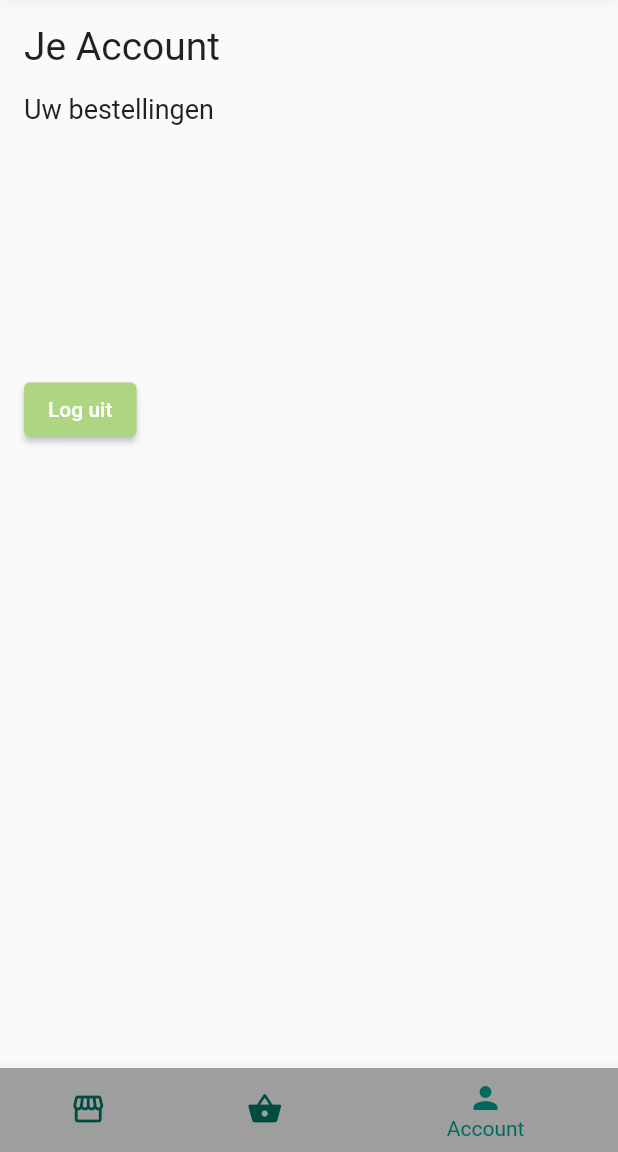
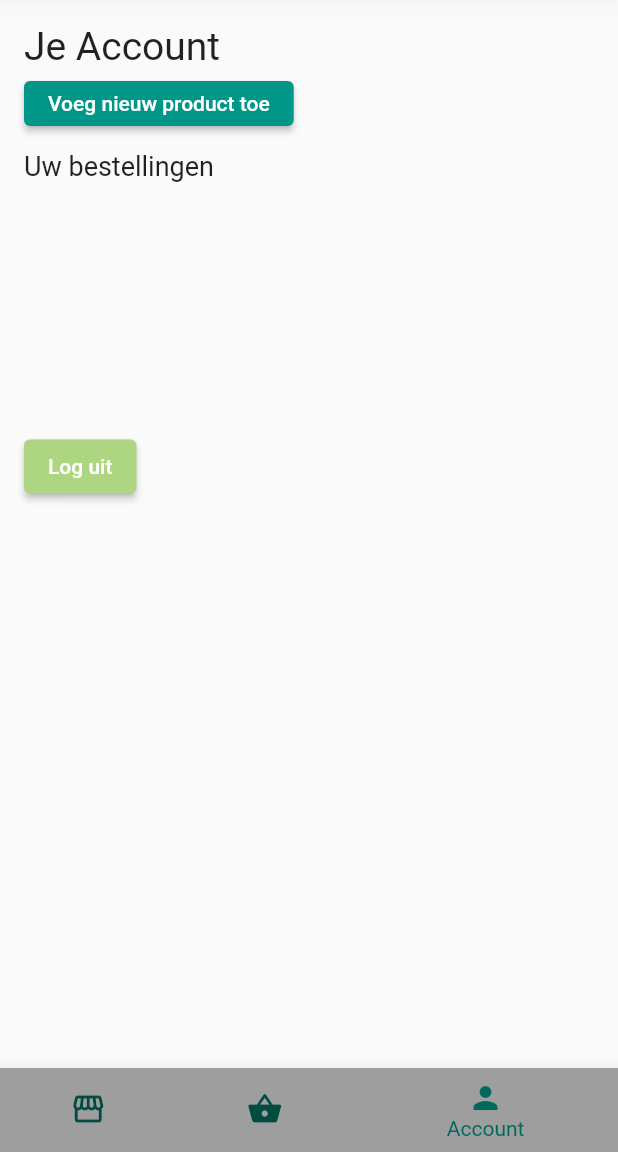
Before and after one commit to oletimmers/awesome_webshop_flutter, a Flutter app: the MainScreen screen opened by its route, item 3 of the bottom bar chosen, on a phone screen of 412 x 824 dp, the part 84-1236 px from its top. Run offline on Flutter 3.47's test engine with Material 2 defaults, Android fonts, the phone set to English and light mode, and no system bars; drawn by our look-alikes of modal_progress_hud_nsn; our stand-ins replace badges, cloud_firestore, firebase_auth, firebase_core, google_fonts, image_picker; accounts and stored records are empty; network calls fail.

Commit message:
app done

```diff
--- a/lib/components/account_screen/user_orders.dart
+++ b/lib/components/account_screen/user_orders.dart
@@ -12,7 +12,6 @@ class UserOrders extends StatefulWidget {
 }
 
 class _UserOrdersState extends State<UserOrders> {
-  bool showSpinner = true;
 
   List<Widget> orderWidgets = [];
 
@@ -38,7 +37,6 @@ class _UserOrdersState extends State<UserOrders> {
       ));
     }
     setState(() {
-      showSpinner = false;
       orderWidgets = newOrderWidgets;
     });
   }
@@ -56,13 +54,10 @@ class _UserOrdersState extends State<UserOrders> {
                 fontSize: 18
             ),
           ),
-          ModalProgressHUD(
-            inAsyncCall: showSpinner,
-            child: SizedBox(
-              height: 150.0,
-              child: ListView(
-                children: orderWidgets,
-              ),
+          SizedBox(
+            height: 150.0,
+            child: ListView(
+              children: orderWidgets,
             ),
           ),
         ],
--- a/lib/main.dart
+++ b/lib/main.dart
@@ -2,6 +2,7 @@ import 'package:awesome_webshop/models/winkelmandje.dart';
 import 'package:awesome_webshop/screens/account_screen.dart';
 import 'package:awesome_webshop/screens/login_screen.dart';
 import 'package:awesome_webshop/screens/main_screen.dart';
+import 'package:awesome_webshop/screens/new_product_screen.dart';
 import 'package:awesome_webshop/screens/products_screen.dart';
 import 'package:awesome_webshop/screens/registration_screen.dart';
 import 'package:awesome_webshop/screens/shopping_cart_screen.dart';
@@ -25,6 +26,7 @@ class MyApp extends StatelessWidget {
     return ChangeNotifierProvider<Winkelmandje>(
       create: (_) => Winkelmandje(),
       child: MaterialApp(
+        debugShowCheckedModeBanner: false,
         title: 'Awesome Webshop',
         theme: ThemeData(
           // This is the theme of your application.
@@ -51,6 +53,7 @@ class MyApp extends StatelessWidget {
           AccountScreen.id: (context) => MainScreen(initialIndex: 2,),
           RegistrationScreen.id: (context) => RegistrationScreen(),
           LoginScreen.id: (context) => LoginScreen(),
+          NewProductScreen.id: (context) => NewProductScreen(),
         },
       ),
     );
--- a/lib/screens/account_screen.dart
+++ b/lib/screens/account_screen.dart
@@ -6,6 +6,8 @@ import 'package:awesome_webshop/service/auth_service.dart';
 import 'package:flutter/material.dart';
 import 'package:firebase_auth/firebase_auth.dart';
 import 'package:google_fonts/google_fonts.dart';
+
+import 'new_product_screen.dart';
 
 FirebaseAuth auth = FirebaseAuth.instance;
 
@@ -18,19 +20,49 @@ class AccountScreen extends StatefulWidget {
 
 class _AccountScreenState extends State<AccountScreen> {
 
+  bool showAdminFunctions = false;
 
   @override
-  Widget build(BuildContext context) {
+  void initState() {
+    super.initState();
+    checkAdmin();
+  }
+
+  void checkAdmin() async {
+    bool isAdmin = await AuthService.instance.isUserAdmin();
+    setState(() {
+      showAdminFunctions = isAdmin;
+    });
+  }
+
+  Widget getAdminFunction() {
+    if (!showAdminFunctions) {
+      return SizedBox();
+    } else {
       return Container(
-      padding: EdgeInsets.all(16.0),
-      child: Column(
-        crossAxisAlignment: CrossAxisAlignment.start,
-        children: AuthService.instance.isLoggedInWithEmail() ? [
-          Text('Je Account',
+        padding: EdgeInsets.only(top: 8.0),
+        height: 38.0,
+        child: ElevatedButton(
+            style: ButtonStyle(
+              backgroundColor:
+              MaterialStateProperty.all<Color>(Colors.teal),
+            ),
+            onPressed: () {
+              Navigator.pushNamed(context, NewProductScreen.id);
+            },
+            child: Text('Voeg nieuw product toe'),
+        ),
+      );
+    }
+  }
+
+  List<Widget> getAccountInfo() {
+    return [Text('Je Account',
       style: GoogleFonts.roboto(
           fontSize: 26
       ),
     ),
+      getAdminFunction(),
       UserOrders(),
       ElevatedButton(
           style: ButtonStyle(
@@ -43,8 +75,11 @@ class _AccountScreenState extends State<AccountScreen> {
           },
           child: Text('Log uit')
       ),
-        ] :
-        [
+    ];
+  }
+
+  List<Widget> getLoginAndRegisterWidgets() {
+    return [
       Padding(
         padding: const EdgeInsets.only(bottom: 8.0),
         child: Text('Je bent niet ingelogd, maak een account aan of log in met een bestaand account.',
@@ -92,7 +127,17 @@ class _AccountScreenState extends State<AccountScreen> {
           );
         },
       ),
-        ]
+    ];
+  }
+
+
+  @override
+  Widget build(BuildContext context) {
+    return Container(
+      padding: EdgeInsets.all(16.0),
+      child: Column(
+        crossAxisAlignment: CrossAxisAlignment.start,
+        children: AuthService.instance.isLoggedInWithEmail() ? getAccountInfo() : getLoginAndRegisterWidgets()
         ,
       ),
     );
--- a/lib/service/auth_service.dart
+++ b/lib/service/auth_service.dart
@@ -1,3 +1,4 @@
+import 'package:awesome_webshop/service/firestore_service.dart';
 import 'package:firebase_auth/firebase_auth.dart';
 
 class AuthService {
@@ -13,4 +14,8 @@ class AuthService {
     }
   }
 
+  Future<bool> isUserAdmin() async {
+    return FirestoreService.instance.doeAdminExist();
+  }
+
 }
--- a/lib/service/firestore_service.dart
+++ b/lib/service/firestore_service.dart
@@ -4,6 +4,7 @@ import 'package:awesome_webshop/models/order.dart';
 import 'package:awesome_webshop/models/product.dart';
 import 'package:awesome_webshop/models/winkelmandje.dart';
 import 'package:cloud_firestore/cloud_firestore.dart';
+import 'package:flutter/material.dart';
 
 import 'auth_service.dart';
 final _firestore = FirebaseFirestore.instance;
@@ -46,6 +47,12 @@ class FirestoreService {
     return orders;
   }
 
+  Future<bool> doeAdminExist() async {
+    var collection = _firestore.collection('admins').where('adminEmail', isEqualTo: AuthService.instance.auth.currentUser!.email);
+    var querySnapshot = await collection.get();
+    return querySnapshot.docs.isNotEmpty;
+  }
+
   Future<void> confirmShoppingCart(Winkelmandje winkelmandje) async {
     CollectionReference orders = FirebaseFirestore.instance.collection('orders');
     await orders.add({
@@ -55,5 +62,17 @@ class FirestoreService {
     });
   }
 
+  Future<void> addProduct(Product product) async {
+    CollectionReference products = FirebaseFirestore.instance.collection('products');
+    await products.add({
+      'title' : product.title,
+      'shortDescription' : product.shortDescription,
+      'description' : product.description,
+      'price' : product.price,
+      'imgBase64': product.imgBase64,
+      'color': product.color,
+    });
+  }
+
 
 }
--- a/pubspec.yaml
+++ b/pubspec.yaml
@@ -42,6 +42,7 @@ dependencies:
   badges: ^2.0.1
   modal_progress_hud_nsn: ^0.1.0-nullsafety-1
   intl: ^0.17.0
+  image_picker: ^0.8.4+4
 
 dev_dependencies:
   flutter_test:
```
Also changed, not shown: lib/screens/new_product_screen.dart (added, +177 -0 lines), pubspec.lock. Lines whose indentation alone changed are shown as unchanged.
